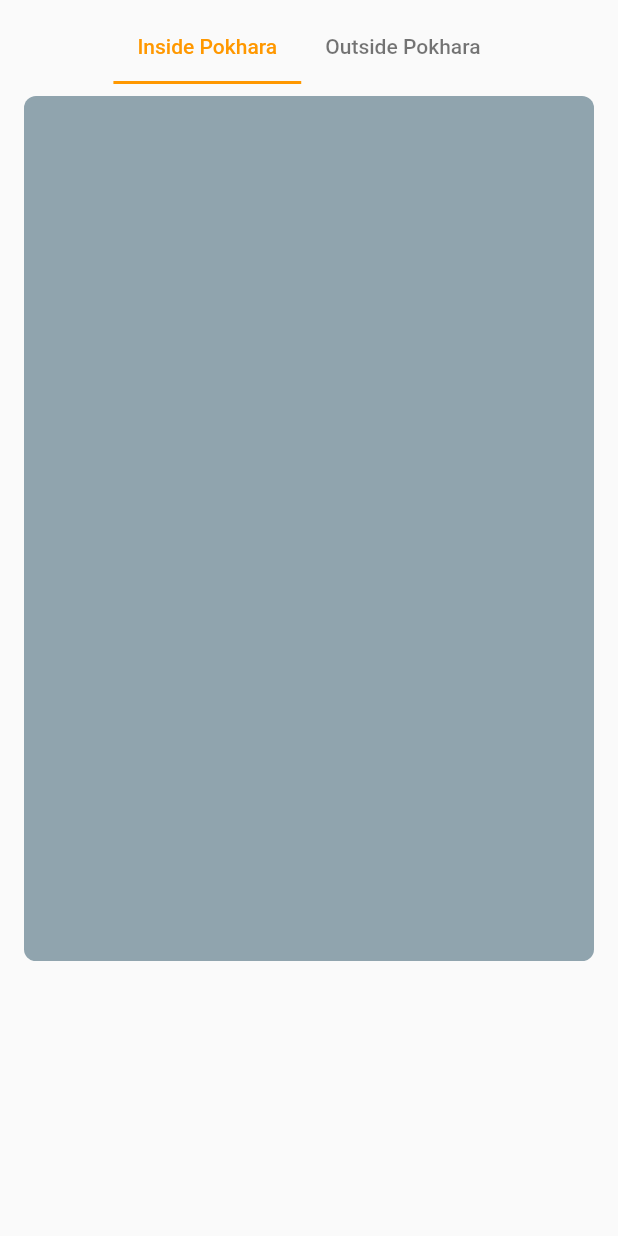
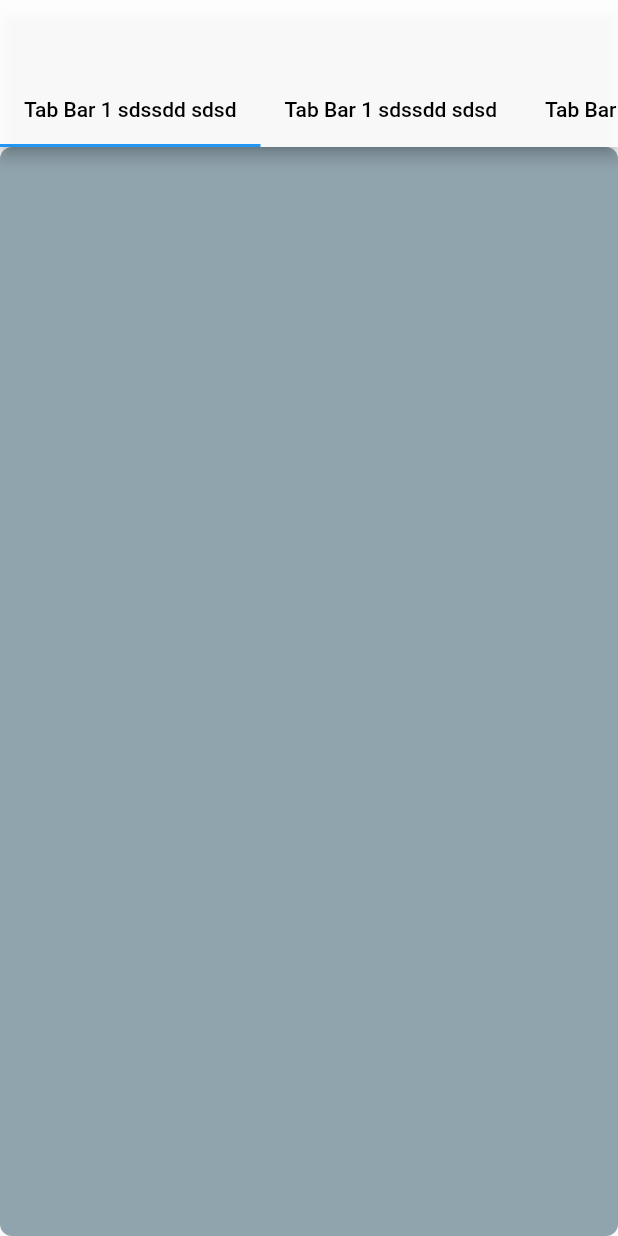
Before and after one commit to joharputr/charts, a Flutter app: the NestedTabBar screen opened directly, on a phone screen of 412 x 824 dp. Run offline on Flutter 3.47's test engine with Material 2 defaults, Android fonts, the phone set to English and light mode, and no system bars; our stand-ins replace syncfusion_flutter_charts.

Commit message:
scroll tabaar

```diff
--- a/lib/tab_bar.dart
+++ b/lib/tab_bar.dart
@@ -75,33 +75,45 @@ class _NestedTabBarState extends State<NestedTabBar>
 
   @override
   Widget build(BuildContext context) {
-    double screenHeight = MediaQuery.of(context).size.height;
-    return Column(
-      children: <Widget>[
-        Padding(
-          padding: const EdgeInsets.all(8.0),
-          child: TabBar(
-            controller: _nestedTabController,
-            indicatorColor: Colors.orange,
-            labelColor: Colors.orange,
-            unselectedLabelColor: Colors.black54,
+    return DefaultTabController(
+      length: 3,
+      child: Scaffold(
+        appBar: AppBar(
+          backgroundColor: Colors.white.withOpacity(0.9),
+          toolbarHeight: 50,
+          bottom: TabBar(
             isScrollable: true,
-            tabs: <Widget>[
+            unselectedLabelColor: Colors.white.withOpacity(0.3),
+            tabs: [
               Tab(
-                text: "Inside Pokhara",
+                child: Text(
+                  "Tab Bar 1 sdssdd sdsd",
+                  style: TextStyle(color: Colors.black),
+                ),
               ),
               Tab(
-                text: "Outside Pokhara",
+                child: Text(
+                  "Tab Bar 1 sdssdd sdsd",
+                  style: TextStyle(color: Colors.black),
+                ),
+              ),
+              Tab(
+                child: Text(
+                  "Tab Bar 1 sdssdd sdsd",
+                  style: TextStyle(color: Colors.black),
+                ),
               ),
             ],
           ),
         ),
+        body: TabBarView(
+          children: <Widget>[
             Container(
-          height: screenHeight * 0.70,
-          margin: EdgeInsets.only(left: 16.0, right: 16.0),
-          child: TabBarView(
-            controller: _nestedTabController,
-            children: <Widget>[
+              decoration: BoxDecoration(
+                borderRadius: BorderRadius.circular(8.0),
+                color: Colors.blueGrey[300],
+              ),
+            ),
             Container(
               decoration: BoxDecoration(
                 borderRadius: BorderRadius.circular(8.0),
@@ -116,8 +128,7 @@ class _NestedTabBarState extends State<NestedTabBar>
             ),
           ],
         ),
-        )
-      ],
+      ),
     );
   }
 }
--- a/pubspec.yaml
+++ b/pubspec.yaml
@@ -31,6 +31,7 @@ dependencies:
   cupertino_icons: ^1.0.2
   charts_flutter: ^0.10.0
   syncfusion_flutter_charts: ^19.1.67
+  bubble_tab_indicator: ^0.1.5
 
 dev_dependencies:
   flutter_test:
```
Also changed, not shown: pubspec.lock. Lines whose indentation alone changed are shown as unchanged.
